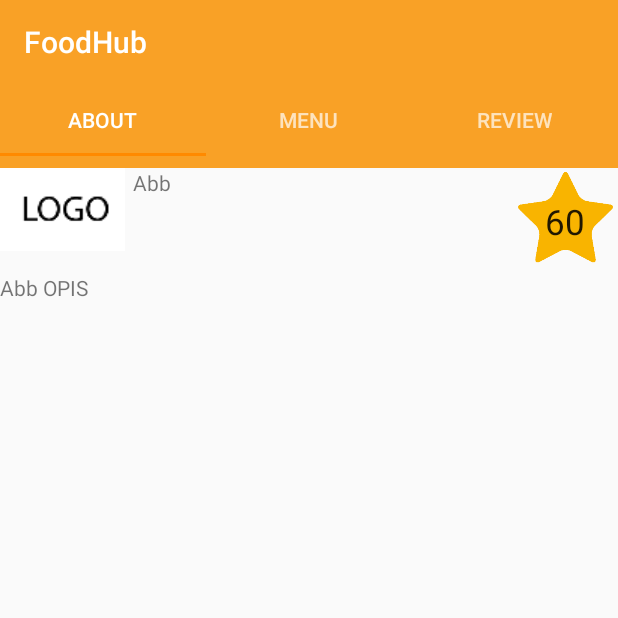
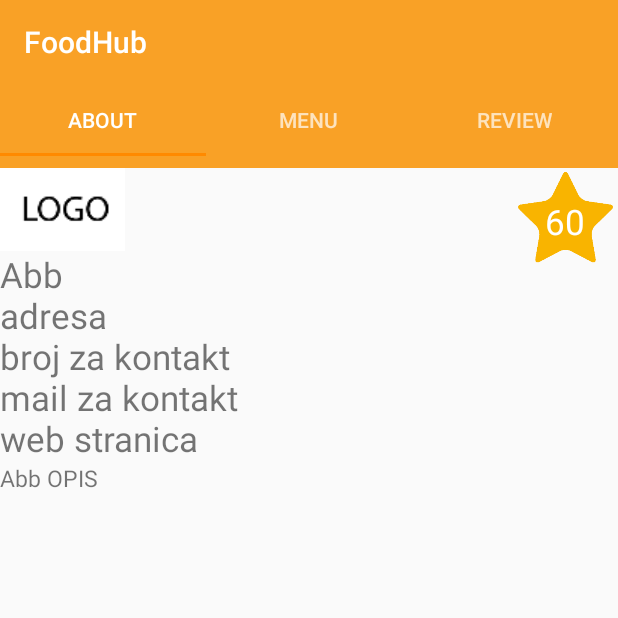
Before and after one commit to mDinon/FoodHub, an Android app: the screen it shows after launch (MenuActivity), after a tap on "Abb", on a phone screen of 412 x 824 dp, the top half of it. Run offline under Robolectric (Android 15) with nearby library versions, the phone set to English and light mode, and no system bars; 1 other tap on this screen came first.

Commit message:
Backup nakon nekih promjena

```diff
--- a/app/src/main/java/hr/mc2/foodhub/AboutFragment.java
+++ b/app/src/main/java/hr/mc2/foodhub/AboutFragment.java
@@ -35,7 +35,14 @@ public class AboutFragment extends Fragment {
         TextView textOpis = (TextView) myInflatedView.findViewById(R.id.opis);
         TextView textRating = (TextView) myInflatedView.findViewById(R.id.aboutRating);
         Bundle receivedData = ((FragmentCommunicationMenu) getActivity()).transferAboutData();
-        text.setText(receivedData.getString("name"));
+
+        String ime = receivedData.getString("name");
+        String adresa = receivedData.getString("adresa");
+        String url = receivedData.getString("url");
+        String mail = receivedData.getString("mail");
+        String telefon = receivedData.getString("telefon");
+        text.setText(ime +"\n" + adresa + "\n" + telefon + "\n" + mail + "\n" + url  );
+
         textOpis.setText(receivedData.getString("opis"));
         logo.setImageResource(receivedData.getInt("logo"));
         textRating.setText(receivedData.getString("rating"));
--- a/app/src/main/java/hr/mc2/foodhub/ItemListPodaci.java
+++ b/app/src/main/java/hr/mc2/foodhub/ItemListPodaci.java
@@ -11,6 +11,10 @@ public class ItemListPodaci {
     private String imeObjekta;
     private String vrstaObjekta;
     private String opisObjekta;
+    private String adresaObjekta;
+    private String telefonObjekta;
+    private String urlObjekta;
+    private String mailObjekta;
     private int rating;
     private int imageResource;
     private ArrayList<FoodListPodaci> menu = new ArrayList<>();
@@ -22,6 +26,10 @@ public class ItemListPodaci {
         this.imageResource = imageResource;
         //Stvori defaultni opis, pa se dodatno postavi sa setterom
         opisObjekta = imeObjekta + " OPIS";
+        adresaObjekta = "adresa";
+        telefonObjekta = "broj za kontakt";
+        urlObjekta = "web stranica";
+        mailObjekta = "mail za kontakt";
     }
 
     public ArrayList<FoodListPodaci> getMenu(){
@@ -35,6 +43,14 @@ public class ItemListPodaci {
         return dummy;
     }
     }
+
+    public String getAdresaObjekta(){return this.adresaObjekta;}
+
+    public String getTelefonObjekta(){return this.telefonObjekta;}
+
+    public String getUrlObjekta(){return this.urlObjekta;}
+
+    public String getMailObjekta(){return this.mailObjekta;}
 
     public void setMenu(ArrayList<FoodListPodaci> menu){ this.menu = menu; }
 
--- a/app/src/main/java/hr/mc2/foodhub/MainActivity.java
+++ b/app/src/main/java/hr/mc2/foodhub/MainActivity.java
@@ -57,6 +57,10 @@ public class MainActivity extends AppCompatActivity implements OnItemClickListen
         intent.putExtra("logoObjekta",Restorani.get(position).getImageResource());
         intent.putExtra("opisObjekta",Restorani.get(position).getOpisObjekta());
         intent.putExtra("ratingObjekta",Restorani.get(position).getRating());
+        intent.putExtra("adresaObjekta",Restorani.get(position).getAdresaObjekta());
+        intent.putExtra("telefonObjekta",Restorani.get(position).getTelefonObjekta());
+        intent.putExtra("urlObjekta",Restorani.get(position).getUrlObjekta());
+        intent.putExtra("mailObjekta",Restorani.get(position).getMailObjekta());
         //Podaci za AboutFragment - kraj
 
         //Podaci za FoodFragment ( Menu )
--- a/app/src/main/java/hr/mc2/foodhub/MenuActivity.java
+++ b/app/src/main/java/hr/mc2/foodhub/MenuActivity.java
@@ -49,6 +49,11 @@ public class MenuActivity extends AppCompatActivity implements FragmentCommunica
         data.putString("opis", intent.getStringExtra("opisObjekta"));
         data.putInt("logo", intent.getIntExtra("logoObjekta",0));
         data.putString("rating", intent.getStringExtra("ratingObjekta"));
+
+        data.putString("adresa", intent.getStringExtra("adresaObjekta"));
+        data.putString("url", intent.getStringExtra("urlObjekta"));
+        data.putString("telefon", intent.getStringExtra("telefonObjekta"));
+        data.putString("mail", intent.getStringExtra("mailObjekta"));
 
         return data;
     }
--- a/app/src/main/res/layout/activity_product_details.xml
+++ b/app/src/main/res/layout/activity_product_details.xml
@@ -23,6 +23,7 @@
         android:layout_height="wrap_content"
         android:text="ime proizvoda"
         android:id="@+id/imeProizvodaDetalji"
+        android:textSize="@dimen/font_size"
         android:paddingLeft="5dp"
         android:paddingTop="5dp"
         android:layout_below="@+id/toolbarProductDetail"
@@ -32,6 +33,7 @@
     <TextView
         android:layout_width="wrap_content"
         android:layout_height="wrap_content"
+        android:textSize="@dimen/font_size"
         android:text="sastojci"
         android:id="@+id/sastojciProizvodaDetalji"
         android:layout_below="@+id/imeProizvodaDetalji"
@@ -44,6 +46,7 @@
     <TextView
         android:layout_width="wrap_content"
         android:layout_height="wrap_content"
+        android:textSize="@dimen/font_size"
         android:text="cijena"
         android:id="@+id/cijenaProizvodaDetalji"
         android:layout_alignTop="@+id/imeProizvodaDetalji"
--- a/app/src/main/res/layout/fragment_about.xml
+++ b/app/src/main/res/layout/fragment_about.xml
@@ -17,17 +17,19 @@
         android:layout_height="wrap_content"
         android:text="New Text"
         android:id="@+id/textView"
-       android:layout_marginLeft="5dp"
-       android:layout_alignParentTop="true"
-       android:layout_toRightOf="@+id/view_logo"
-       android:layout_toEndOf="@+id/view_logo" />
+       android:textSize="@dimen/font_size"
+
+       android:layout_below="@+id/view_logo"
+       android:layout_alignParentLeft="true"
+       android:layout_alignParentStart="true" />
 
     <TextView
         android:layout_width="wrap_content"
         android:layout_height="wrap_content"
         android:text="Mjesto di moš jest, pit, delat, bit, spat"
         android:id="@+id/opis"
-        android:layout_below="@+id/aboutRating"
+        android:textSize="@dimen/font_size_long_text"
+        android:layout_below="@+id/textView"
         android:layout_alignParentLeft="true"
         android:layout_alignParentStart="true" />
 
@@ -36,8 +38,9 @@
         android:layout_height="70dp"
         android:textAppearance="?android:attr/textAppearanceLarge"
         android:text="100"
-        android:textSize="23dp"
+        android:textSize="@dimen/font_size"
         android:id="@+id/aboutRating"
+        android:textColor="@color/ratingFontColor"
         android:layout_alignParentTop="true"
         android:layout_alignParentRight="true"
         android:layout_alignParentEnd="true"
--- a/app/src/main/res/layout/fragment_review.xml
+++ b/app/src/main/res/layout/fragment_review.xml
@@ -17,7 +17,7 @@
         android:layout_height="wrap_content"
         android:layout_gravity="bottom|end"
 
-        android:src="@android:drawable/ic_dialog_email"
+        android:src="@android:drawable/ic_menu_edit"
         android:layout_alignParentBottom="true"
         android:layout_alignParentRight="true"
         android:layout_alignParentEnd="true" />
--- a/app/src/main/res/layout/item_liste_hrane.xml
+++ b/app/src/main/res/layout/item_liste_hrane.xml
@@ -8,17 +8,17 @@
         android:layout_height="wrap_content"
         android:text="PROIZVOD"
         android:id="@+id/imeProizvoda"
-        android:textSize="15dp"
+        android:textSize="@dimen/font_size"
         android:paddingLeft="15dp"
         android:paddingTop="5dp"
-        android:paddingBottom="5dp" />
+        android:paddingBottom="5dp"/>
 
     <TextView
         android:layout_width="wrap_content"
         android:layout_height="wrap_content"
         android:text="HRK"
         android:id="@+id/cijenaProizvoda"
-        android:textSize="15dp"
+        android:textSize="@dimen/font_size"
         android:layout_gravity="right"
         android:layout_alignParentTop="true"
         android:layout_alignParentRight="true"
--- a/app/src/main/res/layout/item_liste_objekata.xml
+++ b/app/src/main/res/layout/item_liste_objekata.xml
@@ -32,11 +32,12 @@
 
     <TextView
         android:layout_width="70dp"
-        android:layout_height="wrap_content"
+        android:layout_height="70dp"
         android:textAppearance="?android:attr/textAppearanceLarge"
         android:text="100"
-        android:textSize="23dp"
+        android:textSize="@dimen/font_size"
         android:id="@+id/rating"
+        android:textColor="@color/ratingFontColor"
         android:layout_alignParentTop="true"
         android:layout_alignParentRight="true"
         android:layout_alignParentEnd="true"
--- a/app/src/main/res/layout/item_liste_recenzija.xml
+++ b/app/src/main/res/layout/item_liste_recenzija.xml
@@ -46,6 +46,7 @@
         android:background="@drawable/star"
         android:textAlignment="center"
         android:paddingTop="20dp"
+        android:textColor="@color/ratingFontColor"
         android:layout_alignParentRight="true"
         android:layout_alignParentEnd="true"
         android:layout_above="@+id/review" />
--- a/app/src/main/res/values/colors.xml
+++ b/app/src/main/res/values/colors.xml
@@ -4,4 +4,5 @@
     <color name="colorPrimaryDark">#303F9F</color>
     <color name="colorAccent">#ff8a00</color>
     <color name="listViewColor">#66ccff</color>
+    <color name="ratingFontColor">#ffffff</color>
 </resources>
--- a/app/src/main/res/values/dimens.xml
+++ b/app/src/main/res/values/dimens.xml
@@ -2,4 +2,6 @@
     <!-- Default screen margins, per the Android Design guidelines. -->
     <dimen name="activity_horizontal_margin">0dp</dimen>
     <dimen name="activity_vertical_margin">0dp</dimen>
+    <dimen name="font_size">23dp</dimen>
+    <dimen name="font_size_long_text">15dp</dimen>
 </resources>
```
Also changed, not shown: app/src/main/res/layout/activity_write_review.xml (+8 -7 lines), app/src/main/res/layout/item_consumable.xml (deleted, +0 -11 lines), app/src/main/res/drawable/splash_image_logo.png.
